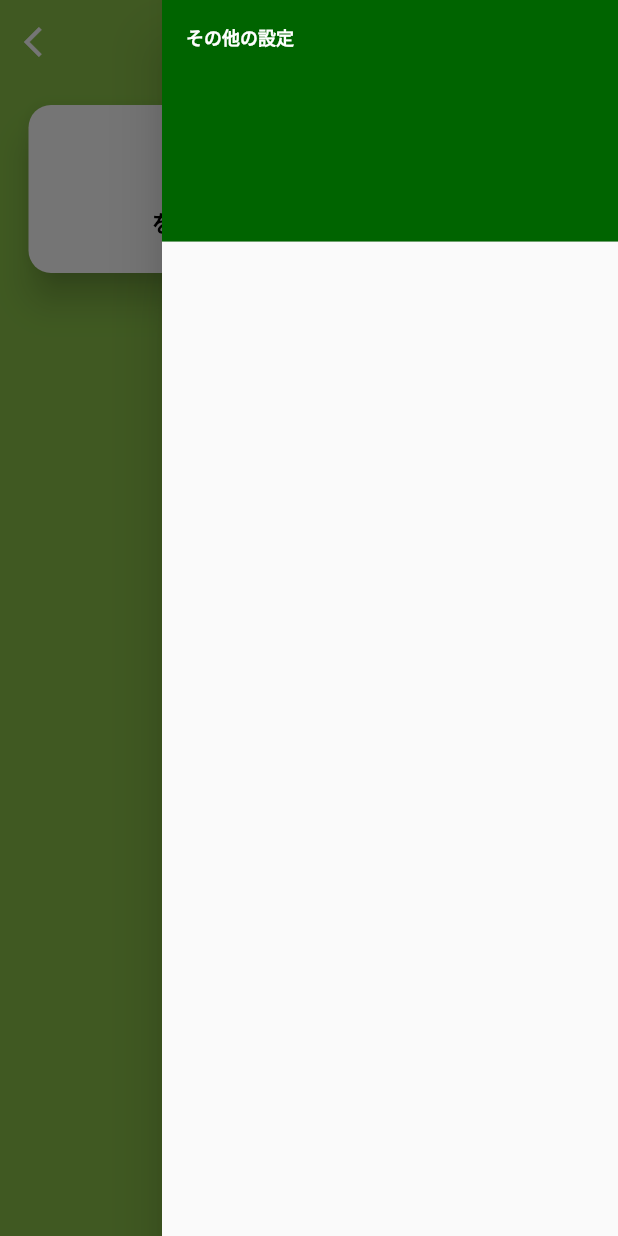
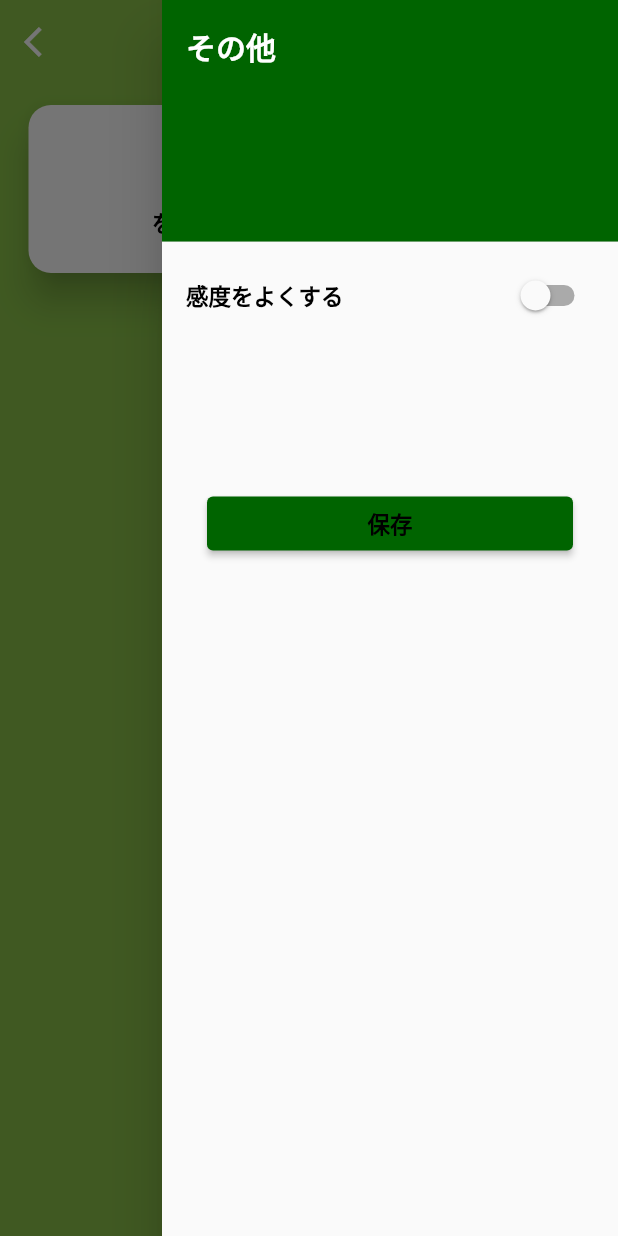
Before and after one commit to TaiyoMaruyama/FLutter-prevention-lost-item, a Flutter app: the LostItemLogPage screen opened directly with empty values, after a tap on the "menu" icon, on a phone screen of 412 x 824 dp. Run offline on Flutter 3.47's test engine with Material 2 defaults, Android fonts, the phone set to English and light mode, and no system bars; our stand-ins replace location, permission_handler; Roboto replaces fonts that are missing (NotoSerifJP Regular, NotoSerifJP-Regular.otf).

Commit message:
can change speed judge interval.

```diff
--- a/lib/logPage/logPageBrain/logLIstView.dart
+++ b/lib/logPage/logPageBrain/logLIstView.dart
@@ -37,6 +37,7 @@ class logListView extends StatelessWidget {
             borderRadius: BorderRadius.circular(15.0),
           ),
           child: Row(
+            mainAxisAlignment: MainAxisAlignment.spaceAround,
             children: [
               Text(timeLogList[index], style: customFont03),
               Text('緯度：${latitudeLogList[index]}', style: customFont03),
--- a/lib/logPage/lostLog.dart
+++ b/lib/logPage/lostLog.dart
@@ -28,7 +28,16 @@ class _LostItemLogPageState extends State<LostItemLogPage> {
   void initState() {
     super.initState();
     getLocationAndSpeed();
-    getLocationEveryTime();
+    getLocationEveryTime(countInterval);
+  }
+
+  //Drawer tools.
+  bool _active = false;
+
+  void _changed(bool active) {
+    setState(() {
+      _active = active;
+    });
   }
 
   //List
@@ -49,9 +58,7 @@ class _LostItemLogPageState extends State<LostItemLogPage> {
   int beforeSpeedRank = 0;
   late int nowSpeedRank = 0;
   bool judge = true;
-
-  //test
-  int counter = 0;
+  int countInterval = 20;
 
   //get location and then speed function.
   void getLocationAndSpeed() async {
@@ -63,14 +70,13 @@ class _LostItemLogPageState extends State<LostItemLogPage> {
     latitudeList.add(locationData.latitude);
     longitudeList.add(locationData.longitude);
     timeList.add(DateTime.now().toString().substring(11, 16));
-    counter++;
     setState(() {});
   }
 
   //get every time location function.
-  void getLocationEveryTime() {
+  void getLocationEveryTime(int countTime) {
     setState(() {
-      timered = Timer.periodic(const Duration(seconds: 11), (timer) {
+      timered = Timer.periodic(Duration(seconds: countTime), (timer) {
         getLocationAndSpeed();
         judgeSpeed();
       });
@@ -80,7 +86,7 @@ class _LostItemLogPageState extends State<LostItemLogPage> {
   //judge speed rank.
   void judgeSpeed() {
     List compareList;
-    if (speedList.length >= 7) {
+    if (speedList.length >= 8) {
       compareList = speedList.sublist(0, 6);
       compareListAverage =
           compareList.reduce((value, element) => value + element) / 7;
@@ -144,9 +150,37 @@ class _LostItemLogPageState extends State<LostItemLogPage> {
         child: ListView(
           children: [
             DrawerHeader(
-              child: Text('その他の設定', style: customFont03,),
-              decoration: BoxDecoration(color: Color(0xFF006400)),
+              decoration: const BoxDecoration(color: Color(0xFF006400)),
+              child: Text('その他', style: customFont04),
             ),
+            SwitchListTile(
+              value: _active,
+              onChanged: _changed,
+              activeColor: const Color(0xFF006400),
+              title: Text('感度をよくする', style: customFont02),
+            ),
+            SizedBox(height: 100.0),
+            Container(
+              margin: const EdgeInsets.symmetric(horizontal: 30.0),
+              child: ElevatedButton(
+                  style: ElevatedButton.styleFrom(
+                    backgroundColor: const Color(0xFF006400),
+                  ),
+                  onPressed: () {
+                    setState(() {
+                      if (_active) {
+                        countInterval = 10;
+                        timered.cancel();
+                        getLocationEveryTime(countInterval);
+                      } else {
+                        countInterval = 20;
+                        timered.cancel();
+                        getLocationEveryTime(countInterval);
+                      }
+                    });
+                  },
+                  child: Text('保存', style: customFont02)),
+            )
           ],
         ),
       ),
@@ -190,7 +224,8 @@ class _LostItemLogPageState extends State<LostItemLogPage> {
                 flex: 1,
                 child: Text('現在の平均速度：${compareListAverage.toString()} m/s')),
             Expanded(flex: 1, child: Text('速度Rank：${nowSpeedRank.toString()}')),
-            Expanded(flex: 1, child: Text('代入回数：${counter.toString()}')),
+            Expanded(
+                flex: 1, child: Text('速度Rank：${countInterval.toString()}')),
           ],
         ),
       ),
--- a/lib/tools/customFonts.dart
+++ b/lib/tools/customFonts.dart
@@ -21,6 +21,13 @@ TextStyle customFont03 = const TextStyle(
   color: Colors.white,
 );
 
+TextStyle customFont04 = const TextStyle(
+  fontFamily: 'NotoSerifJP Regular',
+  fontWeight: FontWeight.bold,
+  fontSize: 20.0,
+  color: Colors.white,
+);
+
 TextStyle errorFont = const TextStyle(
   fontFamily: 'NotoSerifJP Regular',
   fontWeight: FontWeight.bold,
```
